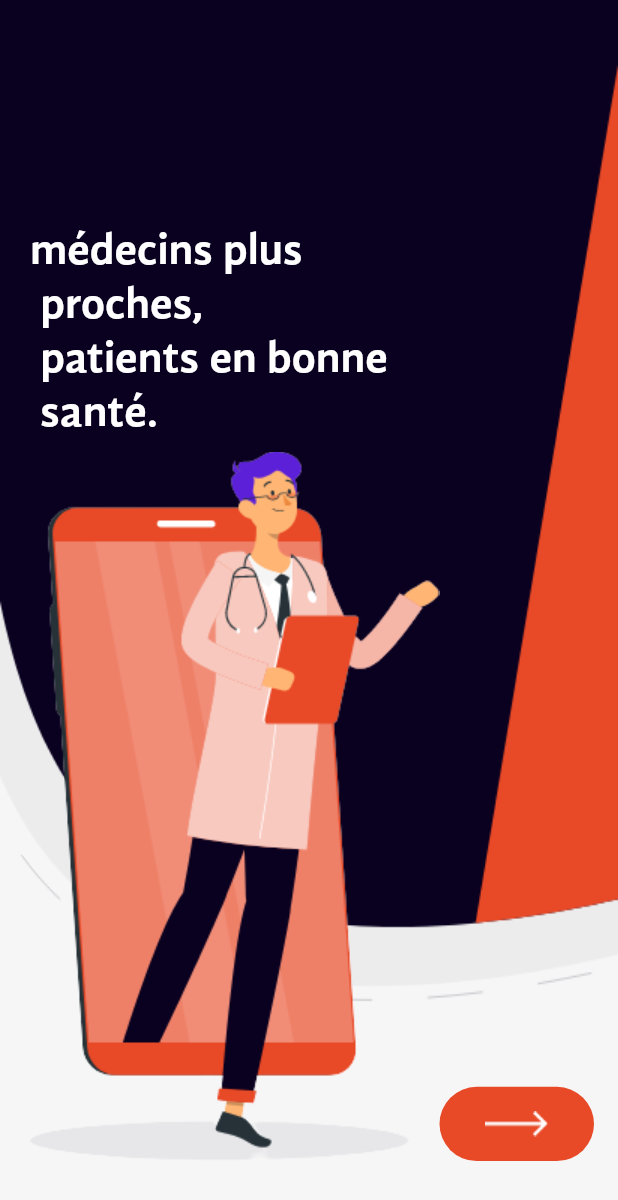
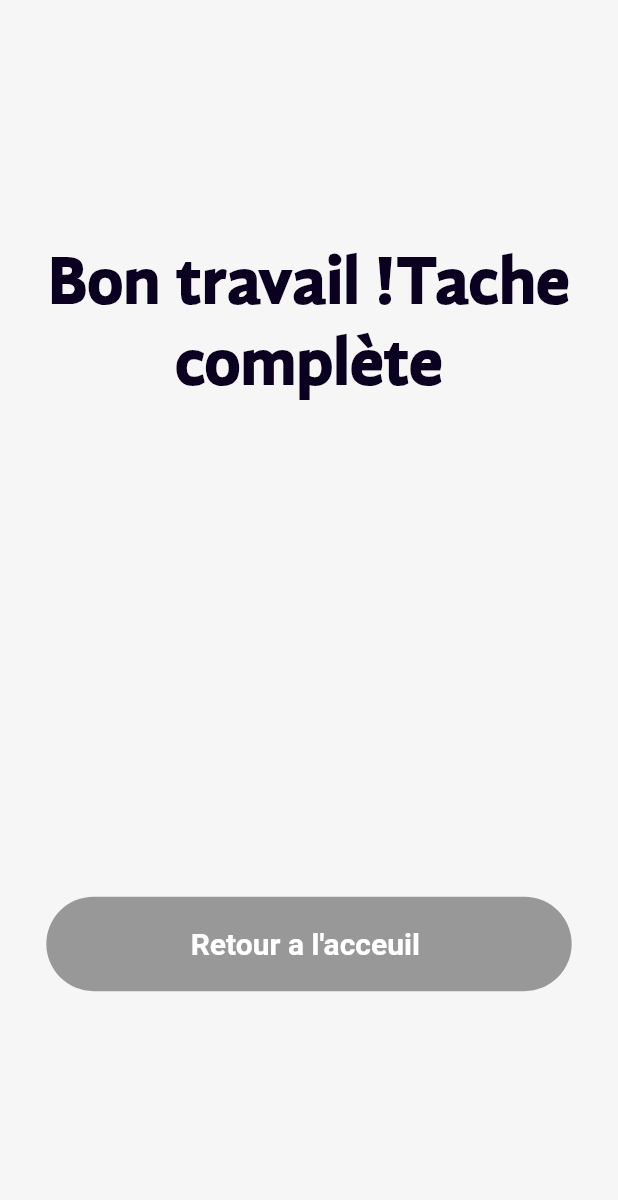
Before and after one commit to MalekSouissi/scores, a Flutter app: the screen it shows after launch, on a phone screen of 412 x 824 dp. Shown: the top 1200 px of the screen. Run offline on Flutter 3.47's test engine with Material 2 defaults, Android fonts, the phone set to English and light mode, and no system bars; our stand-ins replace eva_icons_flutter, flutter_datetime_picker, flutter_svg; missing offline and left inert: grouped_buttons, international_phone_input; Roboto replaces fonts that are missing (Arial).

Commit message:
interface tache complete

```diff
--- a/lib/authentification/doctor/signup2.dart
+++ b/lib/authentification/doctor/signup2.dart
@@ -2,9 +2,9 @@ import 'package:flutter/cupertino.dart';
 import 'package:flutter/material.dart';
 import 'package:international_phone_input/international_phone_input.dart';
 import 'package:scores/authentification/sauthentifier.dart';
+import 'package:scores/lists/date.dart';
 import 'package:scores/shared/iconroundedbutton.dart';
 import 'package:scores/widget/choosegender.dart';
-import 'file:///C:/Users/ASUSI7/AndroidStudioProjects/scores/lib/lists/date.dart';
 import 'package:scores/widget/inputfield.dart';
 import 'package:grouped_buttons/grouped_buttons.dart';
 
--- a/lib/authentification/patient/signup2.dart
+++ b/lib/authentification/patient/signup2.dart
@@ -2,9 +2,10 @@ import 'package:flutter/cupertino.dart';
 import 'package:flutter/material.dart';
 import 'package:international_phone_input/international_phone_input.dart';
 import 'package:scores/authentification/sauthentifier.dart';
+import 'package:scores/lists/date.dart';
 import 'package:scores/shared/iconroundedbutton.dart';
 import 'package:scores/widget/choosegender.dart';
-import 'file:///C:/Users/ASUSI7/AndroidStudioProjects/scores/lib/lists/date.dart';
+
 import 'package:scores/widget/inputfield.dart';
 import 'package:grouped_buttons/grouped_buttons.dart';
 
--- a/lib/authentification/splashscreen.dart
+++ b/lib/authentification/splashscreen.dart
@@ -12,7 +12,7 @@ class _Splash_ScreenState extends State<Splash_Screen> {
   Widget build(BuildContext context) {
     return Scaffold(
       body: Container(
-        padding: EdgeInsets.fromLTRB(20, 150, 5, 50),
+        padding: EdgeInsets.fromLTRB(20, 100, 0, 0),
         width: MediaQuery.of(context).size.width,
         height: MediaQuery.of(context).size.height,
         decoration: BoxDecoration(
--- a/lib/main.dart
+++ b/lib/main.dart
@@ -2,6 +2,10 @@ import 'package:flutter/material.dart';
 import 'package:scores/authentification/chooseprofil.dart';
 import 'package:scores/authentification/doctor/signup2.dart';
 import 'package:scores/authentification/splashscreen.dart';
+import 'package:scores/profil/screens/Questionnaire.dart';
+import 'package:scores/profil/screens/Tache_complete.dart';
+
+import 'formulaires/screens/PageFormulaire.dart';
 
 void main() => runApp(
       MyApp(),
@@ -12,7 +16,7 @@ class MyApp extends StatelessWidget {
   Widget build(BuildContext context) {
     return MaterialApp(
       debugShowCheckedModeBanner: false,
-      home: Splash_Screen(),
+      home: Tache_complete(),
     );
   }
 }
--- a/lib/profil/components/Info_patient.dart
+++ b/lib/profil/components/Info_patient.dart
@@ -20,7 +20,8 @@ class _InfoState extends State<Info> {
           Text(widget.info,
             style: TextStyle(
               fontSize: 16,
-              color: Colors.grey[900],
+              fontFamily: 'GandhiSans',
+              color: Color(0xFF0A001F),
               fontWeight: FontWeight.w700,
             ), ),
           Icon(Icons.edit, size: 30,
--- a/lib/profil/components/Item_list_patient.dart
+++ b/lib/profil/components/Item_list_patient.dart
@@ -35,8 +35,9 @@ class _ItemState extends State<Item> {
                       Text(widget.nom,
                         style: TextStyle(
                           fontSize: 20,
-                          color: Colors.grey[900],
                           fontWeight: FontWeight.w700,
+                          fontFamily: 'GandhiSans',
+                          color: Color(0xFF0A001F),
                         ),
                       ),
                       Container(
--- a/lib/profil/screens/Acceuil.dart
+++ b/lib/profil/screens/Acceuil.dart
@@ -30,8 +30,9 @@ class _AcceuilState extends State<Acceuil> {
                   Text("Patient ! ",
                     style: TextStyle(
                       fontSize: 30,
-                      color: Colors.grey[900],
                       fontWeight: FontWeight.w900,
+                      fontFamily: 'GandhiSans',
+                      color: Color(0xFF0A001F),
                     ),
                   ),
                 ],
--- a/lib/profil/screens/Chercher_medecins.dart
+++ b/lib/profil/screens/Chercher_medecins.dart
@@ -12,6 +12,7 @@ class _Chercher_medecinsState extends State<Chercher_medecins> {
   @override
   Widget build(BuildContext context) {
     return Scaffold(
+      backgroundColor: Color(0xfff6f6f6),
       body: Padding(
         padding: const EdgeInsets.symmetric(vertical: 120, horizontal: 35),
         child: Column(
@@ -21,7 +22,8 @@ class _Chercher_medecinsState extends State<Chercher_medecins> {
               "nom patient",
               style: TextStyle(
                 fontSize: 26,
-                color: Colors.grey[900],
+                fontFamily: 'GandhiSans',
+                color: Color(0xFF0A001F),
                 fontWeight: FontWeight.w700,
               ),
             ),
--- a/lib/profil/screens/Detail_doc.dart
+++ b/lib/profil/screens/Detail_doc.dart
@@ -45,8 +45,9 @@ class _Details_docState extends State<Details_doc> {
                      child: Text("lorem ipum dolor sit.lorem ipum dolor sit.lorem ipum dolor sit.lorem ipum dolor sit.lorem ipum dolor sit.lorem ipum dolor sit",
                        style: TextStyle(
                          fontSize: 15,
-                         color: Colors.blueGrey[900],
                          fontWeight: FontWeight.w400,
+                         fontFamily: 'GandhiSans',
+                         color: Color(0xFF0A001F),
                        ),),
                    ),
                    Align(
--- a/lib/profil/screens/Details_patient.dart
+++ b/lib/profil/screens/Details_patient.dart
@@ -13,6 +13,7 @@ class _Details_patientState extends State<Details_patient> {
   @override
   Widget build(BuildContext context) {
     return Scaffold(
+      backgroundColor: Color(0xfff6f6f6),
       body: Padding(
         padding: const EdgeInsets.all(38.0),
         child: Column(
--- /dev/null
+++ b/lib/profil/screens/Tache_complete.dart
@@ -0,0 +1,52 @@
+import 'package:flutter/cupertino.dart';
+import 'package:flutter/material.dart';
+import 'package:scores/shared/roundedbutton.dart';
+
+class Tache_complete extends StatelessWidget {
+  @override
+  Widget build(BuildContext context) {
+    return Scaffold(
+      backgroundColor: Color(0xfff6f6f6),
+      body: Column(
+        mainAxisAlignment: MainAxisAlignment.spaceAround,
+        children: [
+          Container(
+            child: Align(
+              alignment: Alignment.center,
+              child: RichText(
+                textAlign: TextAlign.center,
+                text: TextSpan(
+                  children: <TextSpan>[
+                    TextSpan(
+                      text: "Bon travail !",
+                      style: TextStyle(
+                        fontFamily: 'GandhiSans',
+                        fontWeight: FontWeight.w900,
+                        fontSize: 45,
+                        color: Color(0xFF0A001F),
+                      ),
+                    ),
+                    TextSpan(
+                      text: "Tache complète ",
+                      style: TextStyle(
+                        fontFamily: 'GandhiSans',
+                        fontSize: 45,
+                        fontWeight: FontWeight.w900,
+                        color: Color(0xFF0A001F),
+                      ),
+                    ),
+                  ],
+                ),
+              ),
+            ),
+          ),
+          Align(
+
+              child: Rounded_Button(
+            title: "Retour a l'acceuil ",
+          )),
+        ],
+      ),
+    );
+  }
+}
```
Also changed, not shown: lib/profil/components/Item_list.dart (+6 -5 lines), lib/profil/components/card_patient.dart (+9 -4 lines), lib/profil/screens/List_doc.dart (+5 -4 lines), lib/profil/screens/Questionnaire.dart (added, +80 -0 lines).
